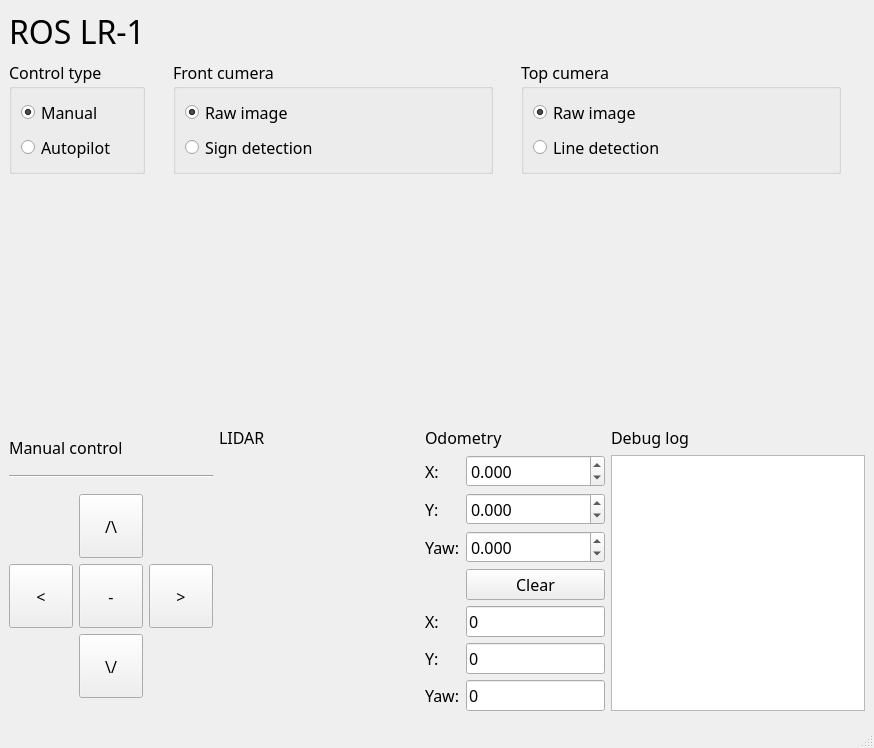
Old version of the form src/burgerrace/scripts/gui.ui in the repository F33RNI/ROS_LR_1.
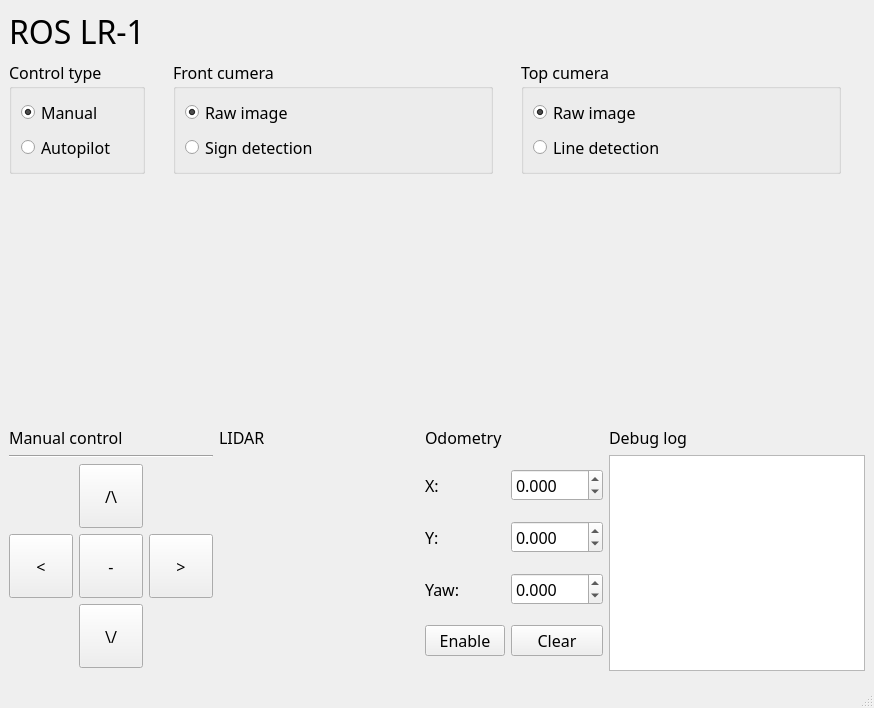
New version of the form.

Commit message: Add new encoder reading method

Patch:
```diff
--- a/src/burgerrace/scripts/gui.ui
+++ b/src/burgerrace/scripts/gui.ui
@@ -7,7 +7,7 @@
     <x>0</x>
     <y>0</y>
     <width>874</width>
-    <height>723</height>
+    <height>708</height>
    </rect>
   </property>
   <property name="font">
@@ -349,20 +349,42 @@
       </item>
       <item row="1" column="1">
        <layout class="QGridLayout" name="gridLayout_2">
-        <item row="5" column="1">
-         <widget class="QLineEdit" name="line_odom_y">
-          <property name="text">
-           <string>0</string>
+        <item row="1" column="1">
+         <widget class="QDoubleSpinBox" name="spinbox_odom_y">
+          <property name="decimals">
+           <number>3</number>
           </property>
-          <property name="readOnly">
-           <bool>true</bool>
+          <property name="minimum">
+           <double>-100.000000000000000</double>
           </property>
+          <property name="maximum">
+           <double>100.000000000000000</double>
+          </property>
+          <property name="singleStep">
+           <double>0.010000000000000</double>
+          </property>
          </widget>
         </item>
-        <item row="0" column="0">
-         <widget class="QLabel" name="label_9">
+        <item row="0" column="1">
+         <widget class="QDoubleSpinBox" name="spinbox_odom_x">
+          <property name="decimals">
+           <number>3</number>
+          </property>
+          <property name="minimum">
+           <double>-100.000000000000000</double>
+          </property>
+          <property name="maximum">
+           <double>100.000000000000000</double>
+          </property>
+          <property name="singleStep">
+           <double>0.010000000000000</double>
+          </property>
+         </widget>
+        </item>
+        <item row="2" column="0">
+         <widget class="QLabel" name="label_11">
           <property name="text">
-           <string>X:</string>
+           <string>Yaw:</string>
           </property>
          </widget>
         </item>
@@ -373,13 +395,6 @@
           </property>
          </widget>
         </item>
-        <item row="2" column="0">
-         <widget class="QLabel" name="label_11">
-          <property name="text">
-           <string>Yaw:</string>
-          </property>
-         </widget>
-        </item>
         <item row="3" column="1">
          <widget class="QPushButton" name="btn_odom_clear">
           <property name="text">
@@ -387,81 +402,15 @@
           </property>
          </widget>
         </item>
-        <item row="4" column="0">
-         <widget class="QLabel" name="label_14">
+        <item row="0" column="0">
+         <widget class="QLabel" name="label_9">
           <property name="text">
            <string>X:</string>
           </property>
          </widget>
         </item>
-        <item row="5" column="0">
-         <widget class="QLabel" name="label_12">
-          <property name="text">
-           <string>Y:</string>
-          </property>
-         </widget>
-        </item>
-        <item row="4" column="1">
-         <widget class="QLineEdit" name="line_odom_x">
-          <property name="text">
-           <string>0</string>
-          </property>
-          <property name="readOnly">
-           <bool>true</bool>
-          </property>
-         </widget>
-        </item>
-        <item row="6" column="1">
-         <widget class="QLineEdit" name="line_odom_yaw">
-          <property name="text">
-           <string>0</string>
-          </property>
-          <property name="readOnly">
-           <bool>true</bool>
-          </property>
-         </widget>
-        </item>
-        <item row="6" column="0">
-         <widget class="QLabel" name="label_13">
-          <property name="text">
-           <string>Yaw:</string>
-          </property>
-         </widget>
-        </item>
-        <item row="0" column="1">
-         <widget class="QDoubleSpinBox" name="spinbox_odom_start_x">
-          <property name="decimals">
-           <number>3</number>
-          </property>
-          <property name="minimum">
-           <double>-100.000000000000000</double>
-          </property>
-          <property name="maximum">
-           <double>100.000000000000000</double>
-          </property>
-          <property name="singleStep">
-           <double>0.010000000000000</double>
-          </property>
-         </widget>
-        </item>
-        <item row="1" column="1">
-         <widget class="QDoubleSpinBox" name="spinbox_odom_start_y">
-          <property name="decimals">
-           <number>3</number>
-          </property>
-          <property name="minimum">
-           <double>-100.000000000000000</double>
-          </property>
-          <property name="maximum">
-           <double>100.000000000000000</double>
-          </property>
-          <property name="singleStep">
-           <double>0.010000000000000</double>
-          </property>
-         </widget>
-        </item>
         <item row="2" column="1">
-         <widget class="QDoubleSpinBox" name="spinbox_odom_start_yaw">
+         <widget class="QDoubleSpinBox" name="spinbox_odom_yaw">
           <property name="decimals">
            <number>3</number>
           </property>
@@ -476,6 +425,13 @@
           </property>
          </widget>
         </item>
+        <item row="3" column="0">
+         <widget class="QPushButton" name="btn_odom_enable">
+          <property name="text">
+           <string>Enable</string>
+          </property>
+         </widget>
+        </item>
        </layout>
       </item>
      </layout>
```
The commit also changes 2 other files.
